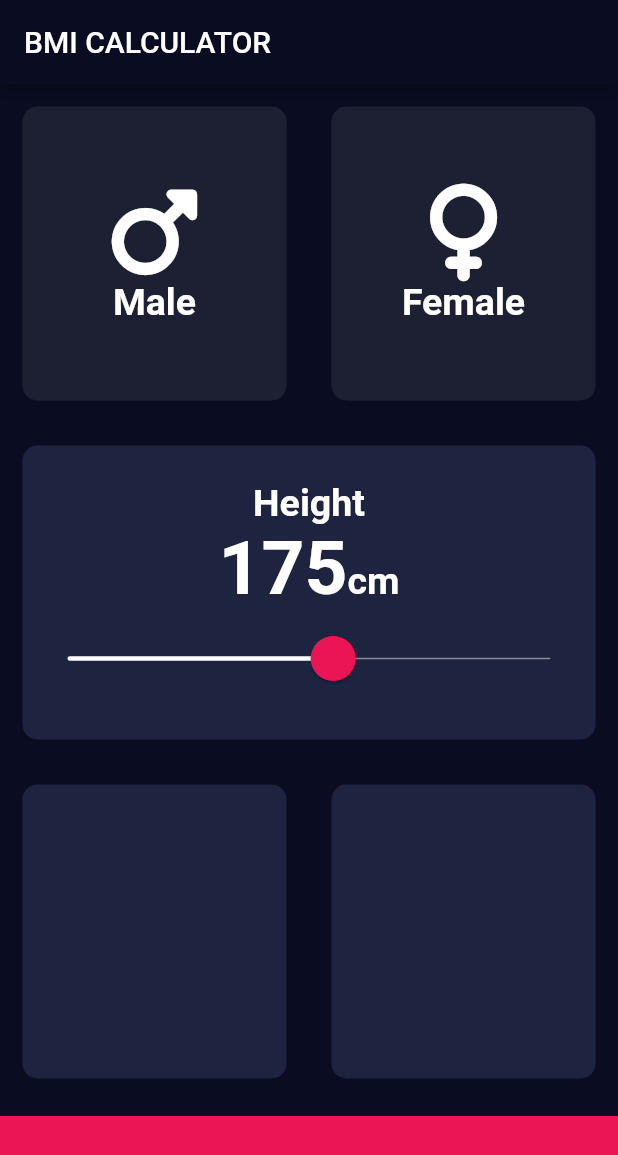
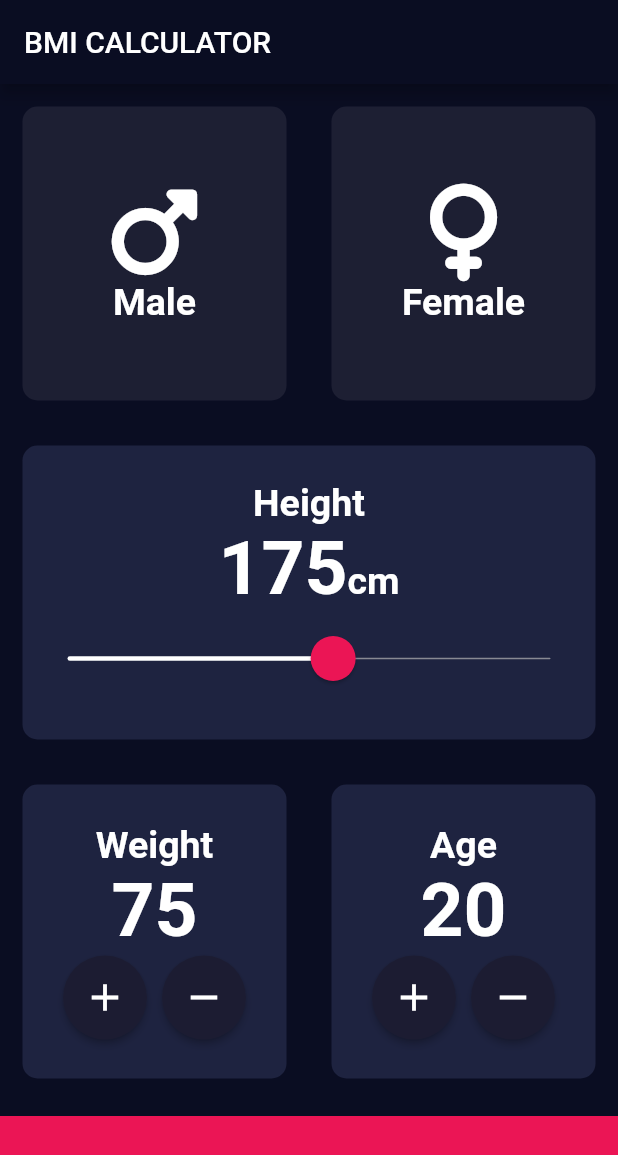
Before and after one commit to HeratUni-CS/bmi-calculator-asadullahsadiqi, a Flutter app: the screen it shows after launch, on a phone screen of 412 x 824 dp. Shown: the top 1155 px of the screen. Run offline on Flutter 3.47's test engine with Material 2 defaults, Android fonts, the phone set to English and light mode, and no system bars; our stand-ins replace font_awesome_flutter.

Commit message:
creating the  card for weight and age and add to button to add and remove the amound of age and weight

```diff
--- a/lib/input_page.dart
+++ b/lib/input_page.dart
@@ -21,6 +21,8 @@ class _InputPageState extends State<InputPage> {
   Color femaleCardColor= kInactiveCardCOlor;
 Gender? genderSelectd;
 int height =175;
+int weight = 75;
+int age=20;
   // void genderSelected(Gender selectedGender){
   //   setState(() {
   //     if(selectedGender==Gender.male){
@@ -124,8 +126,88 @@ int height =175;
           Expanded(
             child: Row(
               children: [
-                ResusableWidgit(color: kActiveCardColor),
-                ResusableWidgit(color: kActiveCardColor),
+                ResusableWidgit(
+                    color: kActiveCardColor,
+                  child: Column(
+                    mainAxisAlignment: MainAxisAlignment.center,
+                    children: [
+                      Text('Weight',style: kLabelstyle),
+                      Text(
+                          weight.toString(),
+                          style: kNumbersstyle,
+                      ),
+                  Row(
+                    mainAxisAlignment: MainAxisAlignment.center,
+                    children: [
+                   RoundedIconButton(
+                     onPressed: (){
+                       setState(() {
+                         weight++;
+                       });
+                     },
+                       iconData: Icons.add,
+                   ),
+                      SizedBox(
+                        width: 10,
+                      ),
+                      RoundedIconButton(
+                        onPressed: (){
+                          setState(() {
+                            weight--;
+                          });
+                        },
+                        iconData: Icons.remove,
+
+                      ),
+                    ],
+                  ),
+
+                    ],
+
+                    ),
+                  ),
+
+                ResusableWidgit(
+                    color: kActiveCardColor,
+                  child: Column(
+                    mainAxisAlignment: MainAxisAlignment.center,
+                    children: [
+                      Text('Age',style: kLabelstyle),
+                      Text(
+                        age.toString(),
+                        style: kNumbersstyle,
+                      ),
+                      Row(
+                        mainAxisAlignment: MainAxisAlignment.center,
+                        children: [
+                          RoundedIconButton(
+                            onPressed: (){
+                              setState(() {
+                                age++;
+                              });
+                            },
+                            iconData: Icons.add,
+                          ),
+                          SizedBox(
+                            width: 10,
+                          ),
+                          RoundedIconButton(
+                            onPressed: (){
+                              setState(() {
+                                age--;
+                              });
+                            },
+                            iconData: Icons.remove,
+
+                          ),
+                        ],
+                      ),
+
+                    ],
+
+                  ),
+                ),
+
               ],
             ),
           ),
@@ -139,3 +221,23 @@ int height =175;
     );
   }
 }
+
+class RoundedIconButton extends StatelessWidget {
+final IconData iconData;
+final void Function() onPressed;
+RoundedIconButton({ required this.iconData ,required this.onPressed});
+
+  @override
+  Widget build(BuildContext context) {
+    return RawMaterialButton(onPressed: onPressed,
+    fillColor: const Color(0xFF1C1C32),
+      shape: CircleBorder(),
+      constraints: const BoxConstraints.tightFor(
+        width: 56.0,
+        height: 56.0,
+      ),
+      child: Icon(iconData ,
+      size: 30),
+    );
+  }
+}
```
